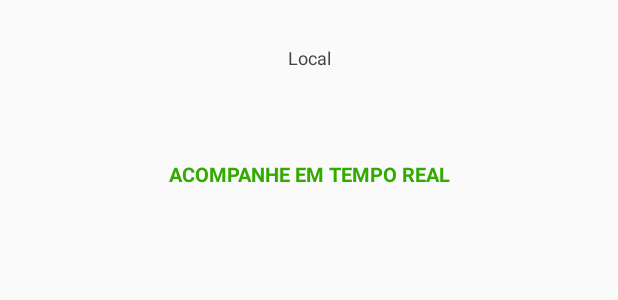
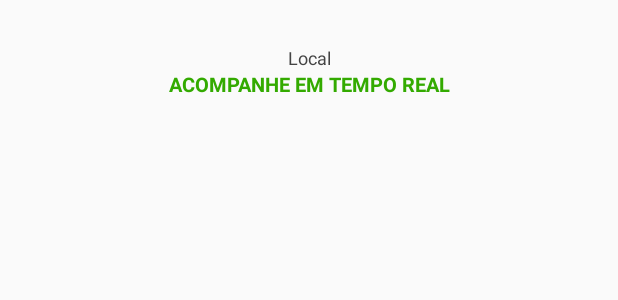
Before and after one commit to henriquegogo/AndroidRestClient, an Android app: the layout layout_match_item.xml on its own in the app's theme, with its tools: preview values and no code run, on a phone screen of 412 x 824 dp. Shown: the top 300 px of the screen. Run offline under Robolectric (Android 15) with nearby library versions, the phone set to English and light mode, and no system bars.

```diff
--- a/app/src/main/res/layout/layout_match_item.xml
+++ b/app/src/main/res/layout/layout_match_item.xml
@@ -7,19 +7,19 @@
         android:layout_width="match_parent"
         android:layout_height="wrap_content"
         android:id="@+id/matchWhereTextView"
-        android:padding="30dp"
         android:textColor="#ff444444"
         android:text="Local"
         android:gravity="center_horizontal"
-        android:textSize="12sp" />
+        android:textSize="12sp"
+        android:paddingTop="30dp" />
 
     <TextView
         android:layout_width="match_parent"
         android:layout_height="wrap_content"
-        android:padding="30dp"
         android:textColor="#ff33aa00"
         android:text="ACOMPANHE EM TEMPO REAL"
         android:gravity="center_horizontal"
         android:textSize="13sp"
-        android:textStyle="bold" />
+        android:textStyle="bold"
+        android:paddingBottom="30dp" />
 </LinearLayout>
```
Also changed, not shown: app/src/main/java/io/github/henriquegogo/placarge/MatchesAdapter.java (+0 -7 lines), app/src/main/java/io/github/henriquegogo/placarge/activities/MainActivity.java (+13 -3 lines).
